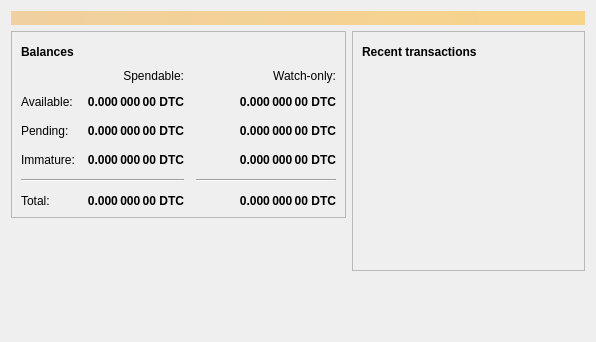
The window that src/qt/forms/overviewpage.ui (xloem/datacoin) describes before a commit, drawn with Qt 5.
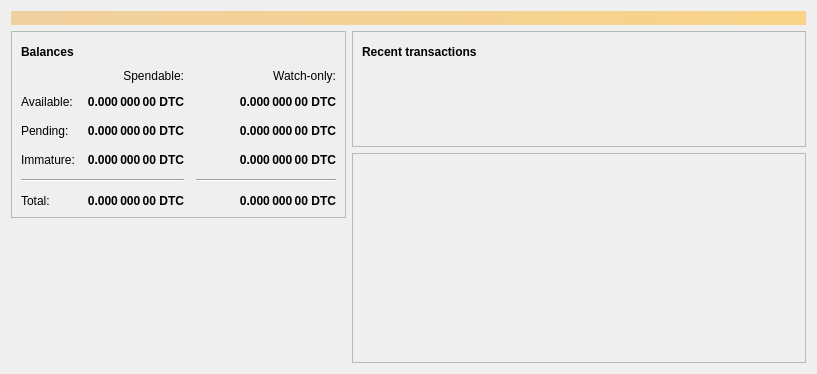
The same window after the commit. Icons and pictures are not drawn. Custom widgets are drawn as their Qt base class.

```diff
--- a/src/qt/forms/overviewpage.ui
+++ b/src/qt/forms/overviewpage.ui
@@ -419,6 +419,28 @@
          </property>
         </spacer>
        </item>
+       <item>
+        <widget class="QLabel" name="labelMainLogo">
+         <property name="enabled">
+          <bool>true</bool>
+         </property>
+         <property name="text">
+          <string/>
+         </property>
+         <property name="pixmap">
+          <pixmap resource="../bitcoin.qrc">:/icons/logo</pixmap>
+         </property>
+         <property name="scaledContents">
+          <bool>false</bool>
+         </property>
+         <property name="alignment">
+          <set>Qt::AlignCenter</set>
+         </property>
+         <property name="margin">
+          <number>15</number>
+         </property>
+        </widget>
+       </item>
       </layout>
      </item>
      <item>
@@ -517,6 +539,45 @@
          </layout>
         </widget>
        </item>
+       <item>
+        <widget class="QFrame" name="workplotframe">
+         <property name="frameShape">
+          <enum>QFrame::StyledPanel</enum>
+         </property>
+         <property name="frameShadow">
+          <enum>QFrame::Raised</enum>
+         </property>
+         <layout class="QVBoxLayout" name="verticalLayout_31">
+          <property name="leftMargin">
+           <number>1</number>
+          </property>
+          <property name="topMargin">
+           <number>1</number>
+          </property>
+          <property name="rightMargin">
+           <number>1</number>
+          </property>
+          <property name="bottomMargin">
+           <number>1</number>
+          </property>
+          <item>
+           <layout class="QHBoxLayout" name="horizontalLayout_3">
+            <item>
+             <widget class="QCustomPlot" name="workplot" native="true">
+              <property name="minimumSize">
+               <size>
+                <width>450</width>
+                <height>206</height>
+               </size>
+              </property>
+             </widget>
+            </item>
+           </layout>
+          </item>
+         </layout>
+        </widget>
+       </item>
+       <!--
        <item>
         <spacer name="verticalSpacer_2">
          <property name="orientation">
@@ -530,12 +591,23 @@
          </property>
         </spacer>
        </item>
+       -->
       </layout>
      </item>
     </layout>
    </item>
   </layout>
  </widget>
- <resources/>
+ <customwidgets>
+  <customwidget>
+   <class>QCustomPlot</class>
+   <extends>QWidget</extends>
+   <header>qt/qcustomplot.h</header>
+   <container>1</container>
+  </customwidget>
+ </customwidgets>
+ <resources>
+  <include location="../bitcoin.qrc"/>
+ </resources>
  <connections/>
 </ui>
```
